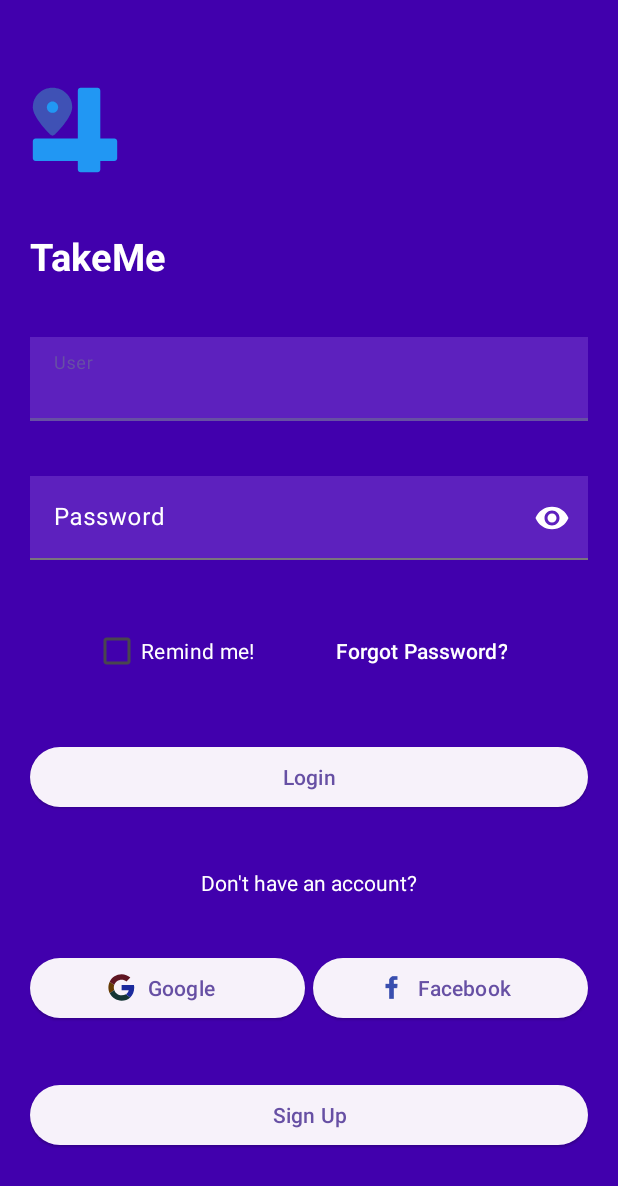
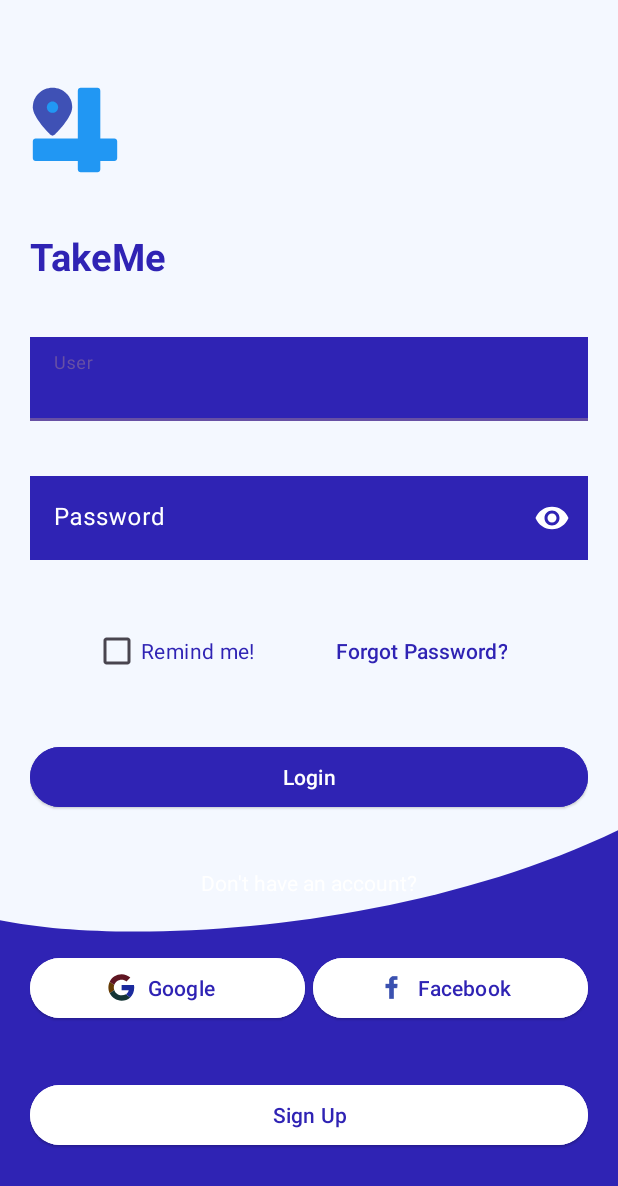
Before and after one commit to matiamb/TakeMe, an Android app: the screen it shows after launch (LoginActivity), on a phone screen of 412 x 824 dp. Shown: the top 1186 px of the screen. Run offline under Robolectric (Android 15) with nearby library versions, the phone set to English and light mode, and no system bars.

Commit message:
login background changed

```diff
--- /dev/null
+++ b/app/src/main/res/drawable/login_background.xml
@@ -0,0 +1,13 @@
+<vector xmlns:android="http://schemas.android.com/apk/res/android"
+    android:width="277dp"
+    android:height="598dp"
+    android:viewportWidth="277"
+    android:viewportHeight="598">
+  <path
+      android:pathData="M0,0h277v598h-277z"
+      android:fillColor="#2F23B4"/>
+  <path
+      android:pathData="M277,401.66C184.54,449.76 59.19,458.21 0,445.22L0,0H277V401.66Z"
+      android:fillColor="#F4F8FF"
+      android:fillType="evenOdd"/>
+</vector>
--- a/app/src/main/res/layout/activity_login.xml
+++ b/app/src/main/res/layout/activity_login.xml
@@ -5,7 +5,7 @@
     android:id="@+id/main"
     android:layout_width="match_parent"
     android:layout_height="match_parent"
-    android:background="#4100AD"
+    android:background="@drawable/login_background"
     android:padding="20dp"
     tools:context=".login.view.LoginActivity">
 
@@ -27,7 +27,7 @@
         android:layout_width="wrap_content"
         android:layout_height="wrap_content"
         android:text="@string/app_name"
-        android:textColor="@color/white"
+        android:textColor="#2F23B4"
         android:textSize="25dp"
         android:textStyle="bold"
         app:layout_constraintBottom_toTopOf="@id/textfield_user"
@@ -43,6 +43,7 @@
         style="?attr/textInputFilledStyle"
         android:hint="User"
         android:textColorHint="@color/white"
+        app:boxStrokeWidth="0dp"
         app:layout_constraintBottom_toTopOf="@id/textfield_password"
         app:layout_constraintEnd_toEndOf="parent"
         app:layout_constraintStart_toStartOf="parent"
@@ -51,7 +52,7 @@
         <com.google.android.material.textfield.TextInputEditText
             android:layout_width="match_parent"
             android:layout_height="wrap_content"
-            android:background="#5D21BE"
+            android:background="#2F23B4"
             />
 
     </com.google.android.material.textfield.TextInputLayout>
@@ -63,6 +64,7 @@
         style="?attr/textInputFilledStyle"
         android:hint="Password"
         android:textColorHint="@color/white"
+        app:boxStrokeWidth="0dp"
         app:endIconMode="password_toggle"
         app:endIconTint="@color/white"
         app:layout_constraintBottom_toTopOf="@id/check_rememberme"
@@ -73,7 +75,7 @@
         <com.google.android.material.textfield.TextInputEditText
             android:layout_width="match_parent"
             android:layout_height="wrap_content"
-            android:background="#5D21BE"
+            android:background="#2F23B4"
             android:inputType="textPassword" />
 
     </com.google.android.material.textfield.TextInputLayout>
@@ -83,7 +85,7 @@
         android:layout_width="wrap_content"
         android:layout_height="wrap_content"
         android:text="Remind me!"
-        android:textColor="@color/white"
+        android:textColor="#2F23B4"
         app:layout_constraintBottom_toTopOf="@id/btn_login"
         app:layout_constraintEnd_toStartOf="@id/btn_forgotpassword"
         app:layout_constraintStart_toStartOf="parent"
@@ -95,7 +97,7 @@
         android:layout_width="wrap_content"
         android:layout_height="wrap_content"
         android:text="Forgot Password?"
-        android:textColor="@color/white"
+        android:textColor="#2F23B4"
         app:layout_constraintBottom_toTopOf="@id/btn_login"
         app:layout_constraintEnd_toEndOf="parent"
         app:layout_constraintHorizontal_bias="1"
@@ -108,6 +110,8 @@
         android:layout_width="match_parent"
         android:layout_height="wrap_content"
         android:text="Login"
+        android:backgroundTint="#2F23B4"
+        android:textColor="@color/white"
         app:layout_constraintBottom_toTopOf="@id/txt_noAccount"
         app:layout_constraintEnd_toEndOf="parent"
         app:layout_constraintStart_toStartOf="parent"
@@ -131,6 +135,8 @@
         android:layout_height="wrap_content"
         android:text="Google"
         android:layout_marginEnd="5dp"
+        android:backgroundTint="@color/white"
+        android:textColor="#2F23B4"
         app:icon="@drawable/icon_google"
         app:iconGravity="textStart"
         app:iconTintMode="multiply"
@@ -145,6 +151,8 @@
         style="@style/Widget.Material3.Button.ElevatedButton.Icon"
         android:layout_width="0dp"
         android:layout_height="wrap_content"
+        android:backgroundTint="@color/white"
+        android:textColor="#2F23B4"
         android:text="Facebook"
         app:iconTintMode="multiply"
         app:iconGravity="textStart"
@@ -160,6 +168,8 @@
         style="@style/Widget.Material3.Button.ElevatedButton"
         android:layout_width="match_parent"
         android:layout_height="wrap_content"
+        android:backgroundTint="@color/white"
+        android:textColor="#2F23B4"
         android:text="Sign Up"
         app:layout_constraintBottom_toBottomOf="parent"
         app:layout_constraintEnd_toEndOf="parent"
```
